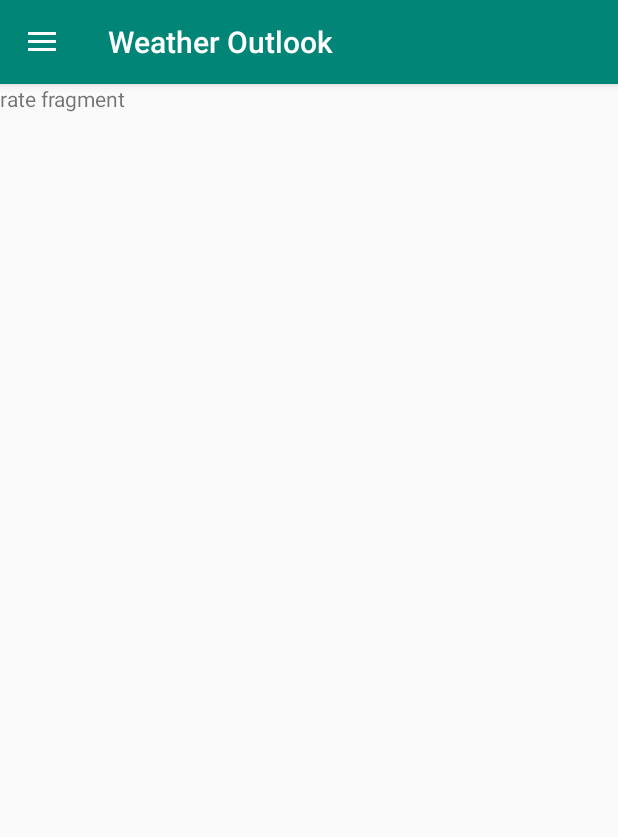
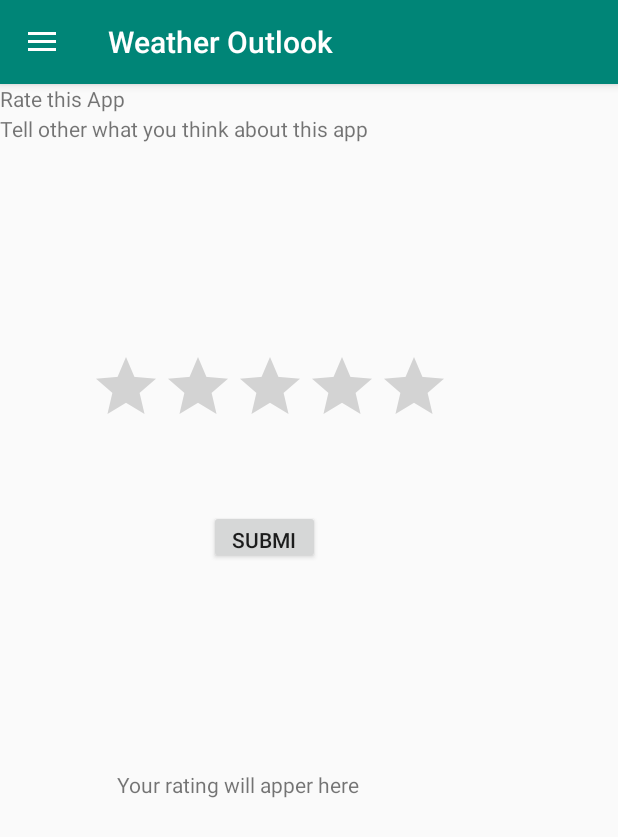
Before and after one commit to Sangwa-C/Weather_Outlook, an Android app: the fragment Rate placed in its activity, on a phone screen of 412 x 824 dp. Shown: the top 837 px of the screen. Run offline under Robolectric (Android 15) with nearby library versions, the phone set to English and light mode, and no system bars; our stand-ins replace ButterKnife.

Commit message:
last edits

```diff
--- a/app/build.gradle
+++ b/app/build.gradle
@@ -48,6 +48,7 @@ dependencies {
     implementation 'com.google.firebase:firebase-database:16.0.4'
     implementation 'com.google.firebase:firebase-messaging:17.3.4'
     implementation 'androidx.legacy:legacy-support-v4:1.0.0'
+    implementation 'com.google.firebase:firebase-core:16.0.4'
     testImplementation 'junit:junit:4.12'
     androidTestImplementation 'androidx.test:runner:1.2.0'
     androidTestImplementation 'androidx.test.espresso:espresso-core:3.2.0'
--- a/app/src/main/java/com/chel/weatheroutlook/MainActivity.java
+++ b/app/src/main/java/com/chel/weatheroutlook/MainActivity.java
@@ -77,6 +77,7 @@ public class MainActivity extends AppCompatActivity {
 
             case R.id.nav_rate:
                 fragmentClass = Rate.class;
+                break;
 
             default:
                 fragmentClass = Edit_location.class;
--- a/app/src/main/java/com/chel/weatheroutlook/Rate.java
+++ b/app/src/main/java/com/chel/weatheroutlook/Rate.java
@@ -9,6 +9,9 @@ import androidx.fragment.app.Fragment;
 import android.view.LayoutInflater;
 import android.view.View;
 import android.view.ViewGroup;
+import android.widget.Button;
+import android.widget.RatingBar;
+import android.widget.TextView;
 
 
 /**
@@ -24,6 +27,10 @@ public class Rate extends Fragment {
     // the fragment initialization parameters, e.g. ARG_ITEM_NUMBER
     private static final String ARG_PARAM1 = "param1";
     private static final String ARG_PARAM2 = "param2";
+
+    private RatingBar ratingBar ;
+    private Button Submit_button;
+    private TextView RateTextView;
 
     // TODO: Rename and change types of parameters
     private String mParam1;
@@ -60,6 +67,17 @@ public class Rate extends Fragment {
             mParam1 = getArguments().getString( ARG_PARAM1 );
             mParam2 = getArguments().getString( ARG_PARAM2 );
         }
+
+//        ratingBar = ratingBar.findViewById(R.id.ratingBar);
+//        Submit_button = Submit_button.findViewById(R.id.Submit_button);
+//        RateTextView = RateTextView.findViewById(R.id.RateTextView);
+
+//        Submit_button.setOnClickListener( new View.OnClickListener() {
+//            @Override
+//            public void onClick(View v) {
+//                RateTextView.setText( "your rating is; " + ratingBar.getRating() );
+//            }
+//        } );
     }
 
     @Override
--- a/app/src/main/res/layout/fragment_rate.xml
+++ b/app/src/main/res/layout/fragment_rate.xml
@@ -1,5 +1,5 @@
 <?xml version="1.0" encoding="utf-8"?>
-<FrameLayout xmlns:android="http://schemas.android.com/apk/res/android"
+<RelativeLayout xmlns:android="http://schemas.android.com/apk/res/android"
     xmlns:tools="http://schemas.android.com/tools"
     android:layout_width="match_parent"
     android:layout_height="match_parent"
@@ -7,8 +7,57 @@
 
     <!-- TODO: Update blank fragment layout -->
     <TextView
-        android:layout_width="match_parent"
-        android:layout_height="match_parent"
-        android:text="rate fragment" />
+        android:id="@+id/rate_this_app"
+        android:layout_width="wrap_content"
+        android:layout_height="wrap_content"
+        android:text="Rate this App"
+        />
 
-</FrameLayout>
+    <TextView
+        android:id="@+id/rate_words"
+        android:layout_width="wrap_content"
+        android:layout_height="wrap_content"
+        android:layout_alignParentStart="true"
+        android:layout_marginTop="20dp"
+        android:text="Tell other what you think about this app"
+        android:layout_alignParentLeft="true" />
+
+    <RatingBar
+        android:id="@+id/ratingBar"
+        android:layout_width="wrap_content"
+        android:layout_height="wrap_content"
+        android:numStars="5"
+        android:layout_alignParentStart="true"
+        android:layout_alignParentLeft="true"
+        android:layout_alignParentTop="true"
+        android:layout_marginStart="60dp"
+        android:layout_marginLeft="60dp"
+        android:layout_marginTop="178dp"
+        android:stepSize=".5"/>
+
+    <Button
+        android:id="@+id/Submit_button"
+        android:layout_width="74dp"
+        android:layout_height="36dp"
+        android:layout_alignParentStart="true"
+        android:layout_alignParentLeft="true"
+        android:layout_alignParentTop="true"
+        android:layout_marginStart="139dp"
+        android:layout_marginLeft="139dp"
+        android:layout_marginTop="284dp"
+        android:text="Submit" />
+
+    <TextView
+        android:id="@+id/RateTextView"
+        android:layout_width="wrap_content"
+        android:layout_height="wrap_content"
+        android:layout_alignParentStart="true"
+        android:layout_alignParentLeft="true"
+        android:layout_alignParentBottom="true"
+        android:layout_marginStart="78dp"
+        android:layout_marginLeft="78dp"
+        android:layout_marginBottom="291dp"
+        android:text="Your rating will apper here" />
+
+
+</RelativeLayout>
--- a/app/src/main/res/menu/drawer_menu.xml
+++ b/app/src/main/res/menu/drawer_menu.xml
@@ -1,8 +1,10 @@
 <?xml version="1.0" encoding="utf-8"?>
-<menu xmlns:android="http://schemas.android.com/apk/res/android"
->
+<menu xmlns:android="http://schemas.android.com/apk/res/android">
 
     <group android:checkableBehavior="single">
+
+        <item android:title="Settings" android:textColor="#FDF8FCFC">
+            <menu>
                 <item
                     android:id="@+id/nav_location"
                     android:icon="@drawable/ic_location_on_black_24dp"
@@ -17,8 +19,8 @@
                     android:id="@+id/nav_settings"
                     android:icon="@drawable/ic_settings_black_24dp"
                     android:title="Settings" />
-
-
+            </menu>
+        </item>
 
     </group>
 
```
Lines whose indentation alone changed are shown as unchanged.
